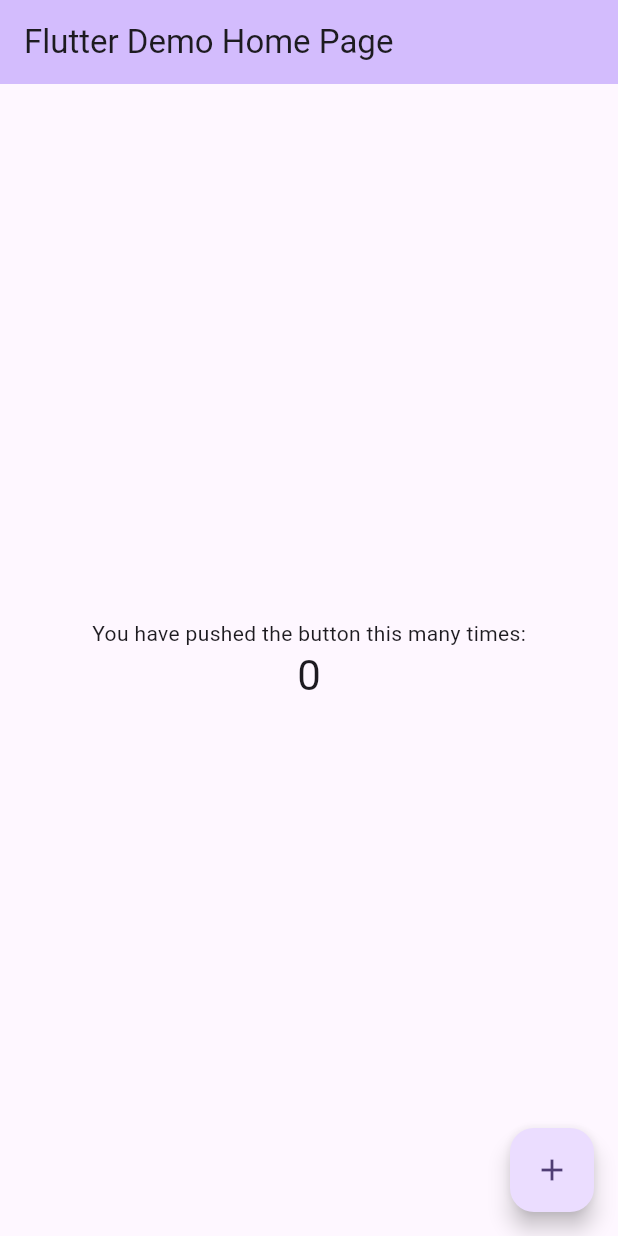
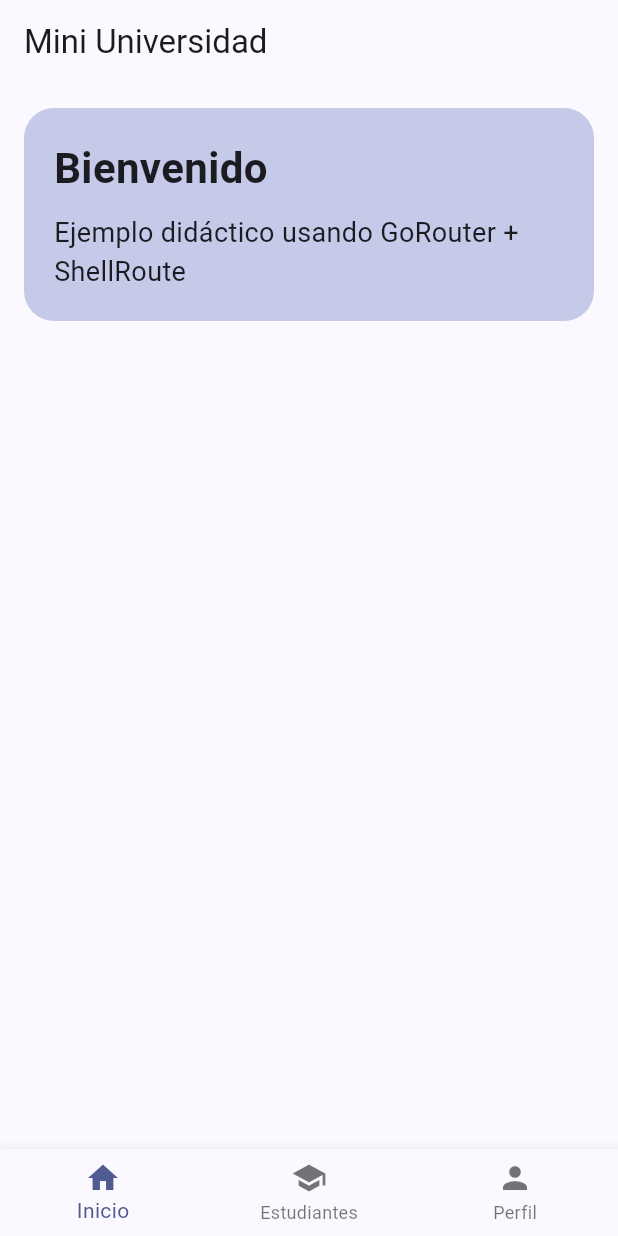
Before and after one commit to Anderson-Muenala/app_academico, a Flutter app: the screen it shows after launch, on a phone screen of 412 x 824 dp. Run offline on Flutter 3.47's test engine with Material 3 defaults, Android fonts, the phone set to English and light mode, and no system bars; our stand-ins replace go_router.

Commit message:
[ADD] Actualizacion

```diff
--- /dev/null
+++ b/lib/app.widget.dart
@@ -0,0 +1,17 @@
+import 'package:flutter/material.dart';
+
+import 'core/router/app.router.dart';
+
+class AppWidget extends StatelessWidget {
+  const AppWidget({super.key});
+
+  @override
+  Widget build(BuildContext context) {
+    return MaterialApp.router(
+      debugShowCheckedModeBanner: false,
+      routerConfig: appRouter,
+      title: 'Mini Universidad',
+      theme: ThemeData(useMaterial3: true, colorSchemeSeed: Colors.indigo),
+    );
+  }
+}
--- /dev/null
+++ b/lib/core/router/app.router.dart
@@ -0,0 +1,67 @@
+import 'package:go_router/go_router.dart';
+
+import '../../pages/chat.page.dart';
+import '../../pages/home.page.dart';
+import '../../pages/profile.page.dart';
+
+import '../../pages/students.detail.page.dart';
+import '../../pages/students.page.dart';
+import '../../widgets/app.shell.widget.dart';
+
+final GoRouter appRouter = GoRouter(
+initialLocation: '/home',
+
+routes: [
+ /// ===================================
+ /// SHELL ROUTE
+ /// ===================================
+ShellRoute(
+builder: (context, state, child) {
+return AppShellWidget(child: child);
+},
+
+routes: [
+GoRoute(
+path: '/home',
+builder: (context, state) {
+return const HomePage();
+},
+),
+
+GoRoute(
+path: '/students',
+builder: (context, state) {
+return const StudentsPage();
+},
+),
+
+GoRoute(
+path: '/profile',
+builder: (context, state) {
+return const ProfilePage();
+},
+),
+],
+),
+
+/// ===================================
+ /// RUTAS FULLSCREEN
+ /// ===================================
+GoRoute(
+path: '/student/:id',
+
+builder: (context, state) {
+final id = state.pathParameters['id']!;
+
+return StudentDetailPage(id: id);
+},
+),
+
+GoRoute(
+path: '/chat',
+builder: (context, state) {
+return const ChatPage();
+},
+),
+],
+);
--- a/lib/main.dart
+++ b/lib/main.dart
@@ -1,122 +1,6 @@
 import 'package:flutter/material.dart';
+import 'app.widget.dart';
 
 void main() {
-  runApp(const MyApp());
+  runApp(const AppWidget());
 }
-
-class MyApp extends StatelessWidget {
-  const MyApp({super.key});
-
-  // This widget is the root of your application.
-  @override
-  Widget build(BuildContext context) {
-    return MaterialApp(
-      title: 'Flutter Demo',
-      theme: ThemeData(
-        // This is the theme of your application.
-        //
-        // TRY THIS: Try running your application with "flutter run". You'll see
-        // the application has a purple toolbar. Then, without quitting the app,
-        // try changing the seedColor in the colorScheme below to Colors.green
-        // and then invoke "hot reload" (save your changes or press the "hot
-        // reload" button in a Flutter-supported IDE, or press "r" if you used
-        // the command line to start the app).
-        //
-        // Notice that the counter didn't reset back to zero; the application
-        // state is not lost during the reload. To reset the state, use hot
-        // restart instead.
-        //
-        // This works for code too, not just values: Most code changes can be
-        // tested with just a hot reload.
-        colorScheme: .fromSeed(seedColor: Colors.deepPurple),
-      ),
-      home: const MyHomePage(title: 'Flutter Demo Home Page'),
-    );
-  }
-}
-
-class MyHomePage extends StatefulWidget {
-  const MyHomePage({super.key, required this.title});
-
-  // This widget is the home page of your application. It is stateful, meaning
-  // that it has a State object (defined below) that contains fields that affect
-  // how it looks.
-
-  // This class is the configuration for the state. It holds the values (in this
-  // case the title) provided by the parent (in this case the App widget) and
-  // used by the build method of the State. Fields in a Widget subclass are
-  // always marked "final".
-
-  final String title;
-
-  @override
-  State<MyHomePage> createState() => _MyHomePageState();
-}
-
-class _MyHomePageState extends State<MyHomePage> {
-  int _counter = 0;
-
-  void _incrementCounter() {
-    setState(() {
-      // This call to setState tells the Flutter framework that something has
-      // changed in this State, which causes it to rerun the build method below
-      // so that the display can reflect the updated values. If we changed
-      // _counter without calling setState(), then the build method would not be
-      // called again, and so nothing would appear to happen.
-      _counter++;
-    });
-  }
-
-  @override
-  Widget build(BuildContext context) {
-    // This method is rerun every time setState is called, for instance as done
-    // by the _incrementCounter method above.
-    //
-    // The Flutter framework has been optimized to make rerunning build methods
-    // fast, so that you can just rebuild anything that needs updating rather
-    // than having to individually change instances of widgets.
-    return Scaffold(
-      appBar: AppBar(
-        // TRY THIS: Try changing the color here to a specific color (to
-        // Colors.amber, perhaps?) and trigger a hot reload to see the AppBar
-        // change color while the other colors stay the same.
-        backgroundColor: Theme.of(context).colorScheme.inversePrimary,
-        // Here we take the value from the MyHomePage object that was created by
-        // the App.build method, and use it to set our appbar title.
-        title: Text(widget.title),
-      ),
-      body: Center(
-        // Center is a layout widget. It takes a single child and positions it
-        // in the middle of the parent.
-        child: Column(
-          // Column is also a layout widget. It takes a list of children and
-          // arranges them vertically. By default, it sizes itself to fit its
-          // children horizontally, and tries to be as tall as its parent.
-          //
-          // Column has various properties to control how it sizes itself and
-          // how it positions its children. Here we use mainAxisAlignment to
-          // center the children vertically; the main axis here is the vertical
-          // axis because Columns are vertical (the cross axis would be
-          // horizontal).
-          //
-          // TRY THIS: Invoke "debug painting" (choose the "Toggle Debug Paint"
-          // action in the IDE, or press "p" in the console), to see the
-          // wireframe for each widget.
-          mainAxisAlignment: .center,
-          children: [
-            const Text('You have pushed the button this many times:'),
-            Text(
-              '$_counter',
-              style: Theme.of(context).textTheme.headlineMedium,
-            ),
-          ],
-        ),
-      ),
-      floatingActionButton: FloatingActionButton(
-        onPressed: _incrementCounter,
-        tooltip: 'Increment',
-        child: const Icon(Icons.add),
-      ),
-    );
-  }
-}
--- /dev/null
+++ b/lib/pages/home.page.dart
@@ -0,0 +1,41 @@
+import 'package:flutter/material.dart';
+
+class HomePage extends StatelessWidget {
+  const HomePage({super.key});
+
+  @override
+  Widget build(BuildContext context) {
+    return ListView(
+      padding: const EdgeInsets.all(16),
+
+      children: [
+        Container(
+          padding: const EdgeInsets.all(20),
+
+          decoration: BoxDecoration(
+            color: Colors.indigo.shade100,
+            borderRadius: BorderRadius.circular(20),
+          ),
+
+          child: const Column(
+            crossAxisAlignment: CrossAxisAlignment.start,
+
+            children: [
+              Text(
+                'Bienvenido',
+                style: TextStyle(fontSize: 28, fontWeight: FontWeight.bold),
+              ),
+
+              SizedBox(height: 10),
+
+              Text(
+                'Ejemplo didáctico usando GoRouter + ShellRoute',
+                style: TextStyle(fontSize: 18),
+              ),
+            ],
+          ),
+        ),
+      ],
+    );
+  }
+}
--- /dev/null
+++ b/lib/widgets/app.shell.widget.dart
@@ -0,0 +1,70 @@
+import 'package:flutter/material.dart';
+import 'package:go_router/go_router.dart';
+
+class AppShellWidget extends StatelessWidget {
+  final Widget child;
+
+  const AppShellWidget({super.key, required this.child});
+
+  int obtenerIndex(BuildContext context) {
+    final location = GoRouterState.of(context).uri.toString();
+
+    switch (location) {
+      case '/home':
+        return 0;
+
+      case '/students':
+        return 1;
+
+      case '/profile':
+        return 2;
+
+      default:
+        return 0;
+    }
+  }
+
+  @override
+  Widget build(BuildContext context) {
+    return Scaffold(
+      appBar: AppBar(title: const Text('Mini Universidad')),
+
+      body: AnimatedSwitcher(
+        duration: const Duration(milliseconds: 300),
+
+        child: child,
+      ),
+
+      bottomNavigationBar: BottomNavigationBar(
+        currentIndex: obtenerIndex(context),
+
+        onTap: (index) {
+          switch (index) {
+            case 0:
+              context.go('/home');
+              break;
+
+            case 1:
+              context.go('/students');
+              break;
+
+            case 2:
+              context.go('/profile');
+              break;
+          }
+        },
+
+        items: const [
+          BottomNavigationBarItem(icon: Icon(Icons.home), label: 'Inicio'),
+
+          BottomNavigationBarItem(
+            icon: Icon(Icons.school),
+            label: 'Estudiantes',
+          ),
+
+          BottomNavigationBarItem(icon: Icon(Icons.person), label: 'Perfil'),
+        ],
+      ),
+    );
+  }
+}
--- a/pubspec.yaml
+++ b/pubspec.yaml
@@ -34,6 +34,7 @@ dependencies:
   # The following adds the Cupertino Icons font to your application.
   # Use with the CupertinoIcons class for iOS style icons.
   cupertino_icons: ^1.0.8
+  go_router: ^17.2.3
 
 dev_dependencies:
   flutter_test:
```
Also changed, not shown: lib/pages/chat.page.dart (added, +50 -0 lines), lib/pages/profile.page.dart (added, +30 -0 lines), lib/pages/students.detail.page.dart (added, +49 -0 lines), lib/pages/students.page.dart (added, +35 -0 lines), pubspec.lock, 1 other file.
